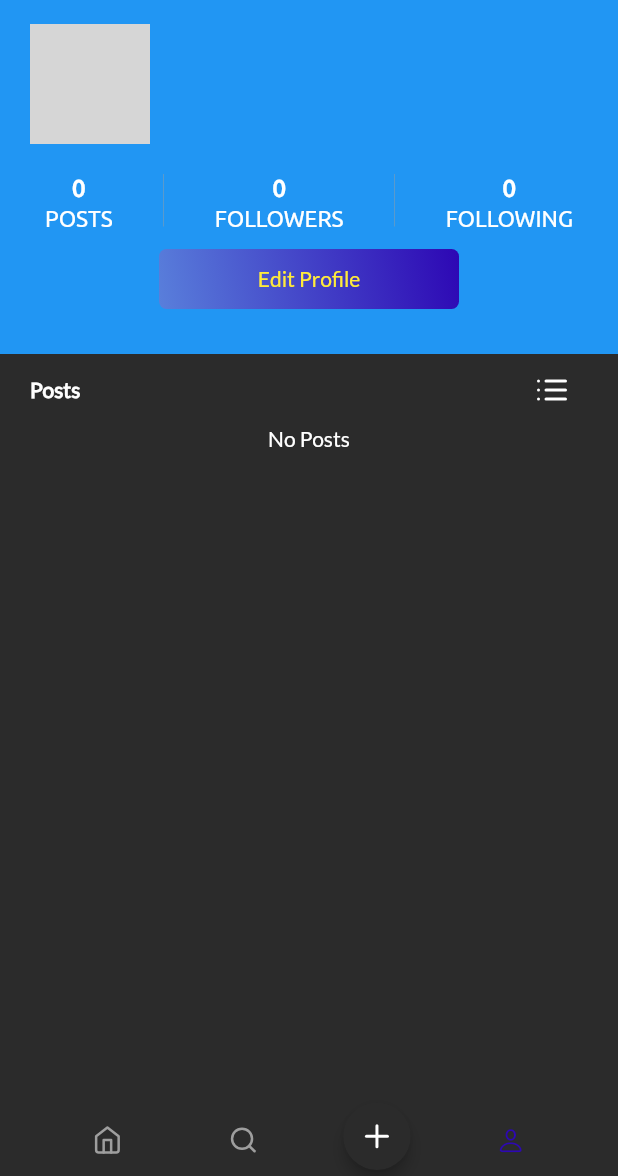
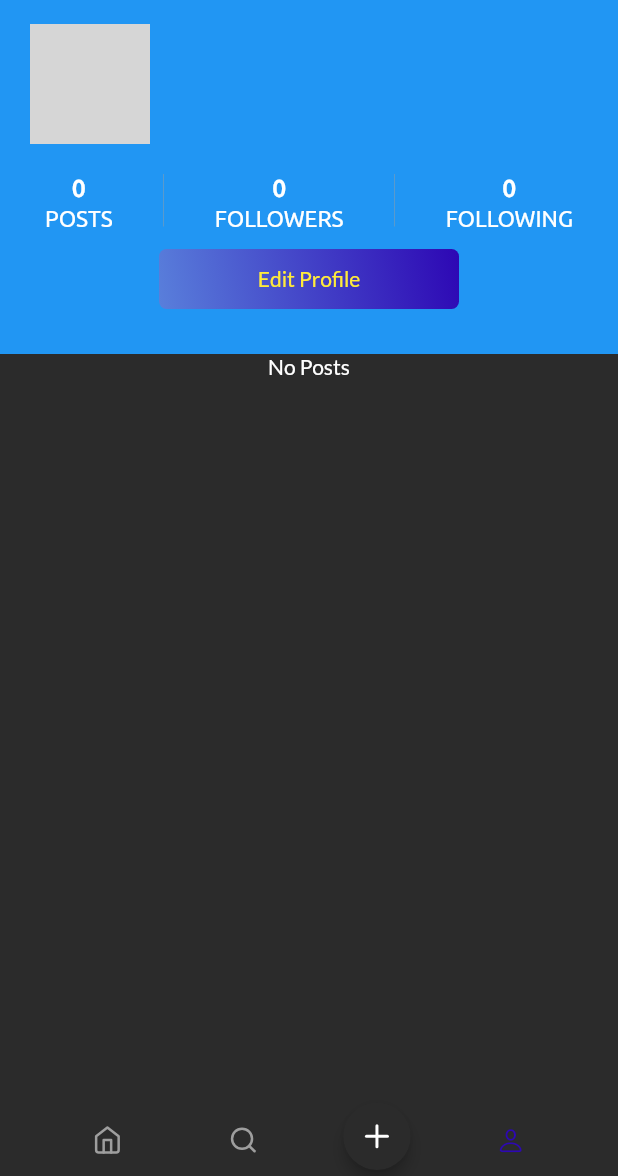
Before and after one commit to ojaswijain/Chattery, a Flutter app: the screen it shows once a user with an empty profile is signed in, item 4 of the bottom bar chosen, on a phone screen of 412 x 824 dp, the part 60-1236 px from its top. Run offline on Flutter 3.47's test engine with Material 2 defaults, Android fonts, the phone set to English and light mode, and no system bars; our stand-ins replace cached_network_image, cloud_firestore, data_connection_checker, firebase_auth, firebase_core, firebase_storage and 9 more; accounts and stored records are empty; network calls fail; grey boxes are pictures that could not be loaded.

Commit message:
minor UI fixes

```diff
--- a/lib/pages/profile.dart
+++ b/lib/pages/profile.dart
@@ -288,19 +288,6 @@ class _ProfileState extends State<Profile> {
                 if (index > 0) return null;
                 return Column(
                   children: [
-                    Padding(
-                      padding: const EdgeInsets.symmetric(horizontal: 20.0),
-                      child: Row(
-                        children: [
-                          Text(
-                            'Posts',
-                            style: TextStyle(fontWeight: FontWeight.w900),
-                          ),
-                          Spacer(),
-                          buildIcons(),
-                        ],
-                      ),
-                    ),
                     buildPostView()
                   ],
                 );
@@ -310,28 +297,6 @@ class _ProfileState extends State<Profile> {
         ],
       ),
     );
-  }
-
-//show the toggling icons "grid" or "list" view.
-  buildIcons() {
-    if (isToggle) {
-      return IconButton(
-          icon: Icon(Feather.list),
-          onPressed: () {
-            setState(() {
-              isToggle = false;
-            });
-          });
-    } else if (isToggle == false) {
-      return IconButton(
-        icon: Icon(Icons.grid_on),
-        onPressed: () {
-          setState(() {
-            isToggle = true;
-          });
-        },
-      );
-    }
   }
 
   buildCount(String label, int count) {
```
Also changed, not shown: lib/widgets/posts_view.dart (+2 -6 lines).
